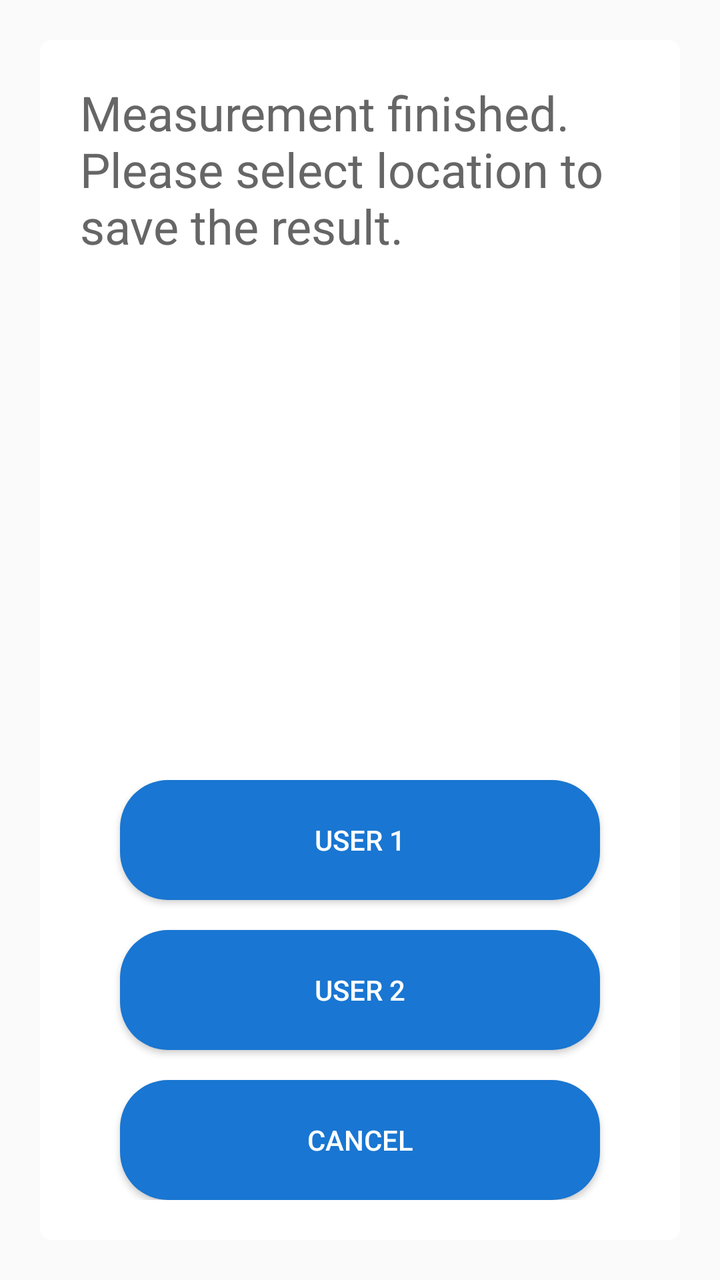
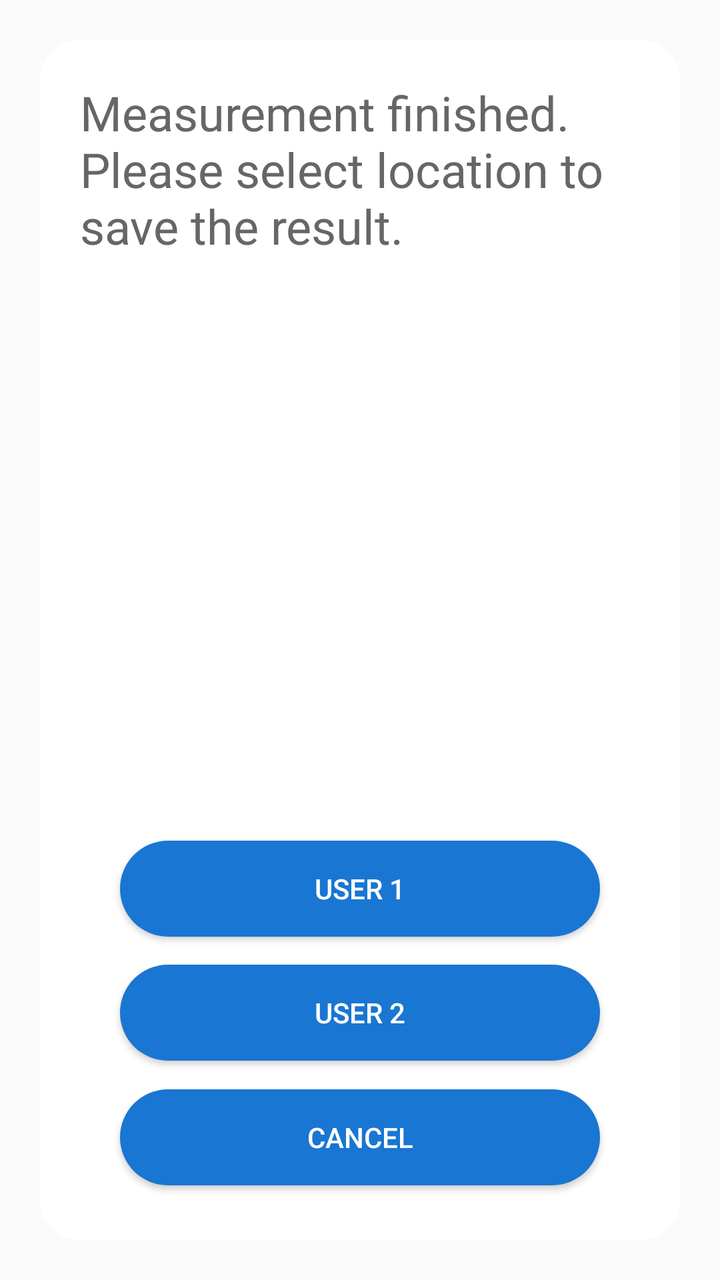

Two renders of the same Android screen: before a commit and after it. Below are the layout's source before the change and the commit's diff.
<!-- AndroidManifest.xml: application theme Theme.RoomEqualizer -->
<!-- res/layout/popup_layout3.xml -->
<?xml version="1.0" encoding="utf-8"?>
<LinearLayout xmlns:android="http://schemas.android.com/apk/res/android"
    xmlns:app="http://schemas.android.com/apk/res-auto"
    android:layout_width="match_parent"
    android:layout_height="match_parent"
    android:gravity="center"
    android:orientation="vertical">

    <LinearLayout
        android:layout_width="match_parent"
        android:layout_height="600dp"
        android:layout_marginLeft="20dp"
        android:layout_marginRight="20dp"
        android:background="@drawable/bg_popup_white"
        android:orientation="vertical"
        android:padding="20dp">

        <LinearLayout
            android:layout_width="match_parent"
            android:layout_height="0dp"
            android:layout_weight="5"
            android:orientation="horizontal">

            <TextView
                android:id="@+id/tvMessage"
                android:layout_width="match_parent"
                android:layout_height="wrap_content"
                android:text="@string/noti_finished_measurement"
                android:textColor="@color/gray"
                android:textSize="24sp" />
        </LinearLayout>

        <LinearLayout
            android:layout_width="match_parent"
            android:layout_height="0dp"
            android:layout_weight="3"
            android:orientation="vertical">

            <android.widget.Button
                android:id="@+id/btnUser1"
                android:layout_width="match_parent"
                android:layout_height="0dp"
                android:layout_marginLeft="20dp"
                android:layout_marginRight="20dp"
                android:layout_marginBottom="10dp"
                android:layout_weight="1"
                android:background="@drawable/bg_button"
                android:text="@string/eq_user1"
                android:textColor="@color/btn_text_color" />

            <android.widget.Button
                android:id="@+id/btnUser2"
                android:layout_width="match_parent"
                android:layout_height="0dp"
                android:layout_marginLeft="20dp"
                android:layout_marginTop="5dp"
                android:layout_marginRight="20dp"
                android:layout_marginBottom="5dp"
                android:layout_weight="1"
                android:background="@drawable/bg_button"
                android:text="@string/eq_user2"
                android:textColor="@color/btn_text_color" />

            <android.widget.Button
                android:id="@+id/btnCancel"
                android:layout_width="match_parent"
                android:layout_height="0dp"
                android:layout_marginLeft="20dp"
                android:layout_marginTop="10dp"
                android:layout_marginRight="20dp"
                android:layout_weight="1"
                android:background="@drawable/bg_button"
                android:text="@string/cancel"
                android:textColor="@color/btn_text_color" />
        </LinearLayout>

    </LinearLayout>

</LinearLayout>
<!-- resources referenced by this layout -->
<resources>
  <color name="btn_text_color">#FFFFFFFF</color>
  <color name="gray">#FF666666</color>
  <!-- drawable bg_button (drawable) -->
  <?xml version="1.0" encoding="utf-8"?>
  <selector xmlns:android="http://schemas.android.com/apk/res/android">
  
      
      <item android:state_pressed="true">
          <shape android:shape="rectangle">
              <solid android:color="#1976D2" /> 
              <corners android:radius="24dp" /> 
          </shape>
      </item>
  
      
      <item>
          <shape android:shape="rectangle">
              <solid android:color="#1976D2" /> 
              <corners android:radius="24dp" /> 
          </shape>
      </item>
  
  </selector>
  <!-- drawable bg_popup_white (drawable) -->
  <?xml version="1.0" encoding="utf-8"?>
  <selector xmlns:android="http://schemas.android.com/apk/res/android">
  
      <item android:state_pressed="true">
          <shape android:shape="rectangle">
              <solid android:color="#FFFFFFFF" /> 
              <corners android:radius="6dp" /> 
          </shape>
      </item>
  
      <item>
          <shape android:shape="rectangle">
              <solid android:color="#FFFFFFFF" /> 
              <corners android:radius="6dp" /> 
          </shape>
      </item>
  
  </selector>
  <string name="cancel">CANCEL</string>
  <string name="eq_user1">User 1</string>
  <string name="eq_user2">User 2</string>
  <string name="noti_finished_measurement">Measurement finished. Please select location to save the result.</string>
  <style name="Theme.RoomEqualizer" parent="Theme.AppCompat.DayNight.NoActionBar">
          
          <item name="colorPrimary">@color/purple_500</item>
          <item name="colorPrimaryDark">@color/purple_700</item>
          <item name="colorAccent">@color/teal_200</item>
      </style>
  <color name="purple_500">#FF6200EE</color>
  <color name="purple_700">#FF3700B3</color>
  <color name="teal_200">#FF03DAC5</color>
</resources>

<!-- the commit's change to res/layout/popup_layout3.xml (unified diff, before → after) -->
@@ -18,7 +18,7 @@
         <LinearLayout
             android:layout_width="match_parent"
             android:layout_height="0dp"
-            android:layout_weight="5"
+            android:layout_weight="6"
             android:orientation="horizontal">
 
             <TextView
@@ -36,42 +36,60 @@
             android:layout_weight="3"
             android:orientation="vertical">
 
-            <android.widget.Button
-                android:id="@+id/btnUser1"
+            <LinearLayout
                 android:layout_width="match_parent"
                 android:layout_height="0dp"
-                android:layout_marginLeft="20dp"
-                android:layout_marginRight="20dp"
-                android:layout_marginBottom="10dp"
                 android:layout_weight="1"
-                android:background="@drawable/bg_button"
-                android:text="@string/eq_user1"
-                android:textColor="@color/btn_text_color" />
+                android:gravity="center"
+                android:orientation="horizontal">
 
-            <android.widget.Button
-                android:id="@+id/btnUser2"
+                <android.widget.Button
+                    android:id="@+id/btnUser1"
+                    android:layout_width="match_parent"
+                    android:layout_height="wrap_content"
+                    android:layout_marginLeft="20dp"
+                    android:layout_marginRight="20dp"
+                    android:background="@drawable/bg_button"
+                    android:text="@string/eq_user1"
+                    android:textColor="@color/btn_text_color" />
+            </LinearLayout>
+
+            <LinearLayout
                 android:layout_width="match_parent"
                 android:layout_height="0dp"
-                android:layout_marginLeft="20dp"
-                android:layout_marginTop="5dp"
-                android:layout_marginRight="20dp"
-                android:layout_marginBottom="5dp"
                 android:layout_weight="1"
-                android:background="@drawable/bg_button"
-                android:text="@string/eq_user2"
-                android:textColor="@color/btn_text_color" />
+                android:gravity="center"
+                android:orientation="horizontal">
 
-            <android.widget.Button
-                android:id="@+id/btnCancel"
+                <android.widget.Button
+                    android:id="@+id/btnUser2"
+                    android:layout_width="match_parent"
+                    android:layout_height="wrap_content"
+                    android:layout_marginLeft="20dp"
+                    android:layout_marginRight="20dp"
+                    android:background="@drawable/bg_button"
+                    android:text="@string/eq_user2"
+                    android:textColor="@color/btn_text_color" />
+            </LinearLayout>
+
+            <LinearLayout
                 android:layout_width="match_parent"
                 android:layout_height="0dp"
-                android:layout_marginLeft="20dp"
-                android:layout_marginTop="10dp"
-                android:layout_marginRight="20dp"
                 android:layout_weight="1"
-                android:background="@drawable/bg_button"
-                android:text="@string/cancel"
-                android:textColor="@color/btn_text_color" />
+                android:gravity="center"
+                android:orientation="horizontal">
+
+                <android.widget.Button
+                    android:id="@+id/btnCancel"
+                    android:layout_width="match_parent"
+                    android:layout_height="wrap_content"
+                    android:layout_marginLeft="20dp"
+                    android:layout_marginRight="20dp"
+                    android:background="@drawable/bg_button"
+                    android:text="@string/cancel"
+                    android:textColor="@color/btn_text_color" />
+            </LinearLayout>
+
         </LinearLayout>
 
     </LinearLayout>
<!-- resource entries referenced after the edit -->
@@ -25,23 +25,11 @@
   </selector>
   <!-- drawable bg_popup_white (drawable) -->
   <?xml version="1.0" encoding="utf-8"?>
-  <selector xmlns:android="http://schemas.android.com/apk/res/android">
-  
-      <item android:state_pressed="true">
-          <shape android:shape="rectangle">
-              <solid android:color="#FFFFFFFF" /> 
-              <corners android:radius="6dp" /> 
-          </shape>
-      </item>
-  
-      <item>
-          <shape android:shape="rectangle">
-              <solid android:color="#FFFFFFFF" /> 
-              <corners android:radius="6dp" /> 
-          </shape>
-      </item>
-  
-  </selector>
+  <shape xmlns:android="http://schemas.android.com/apk/res/android"
+      android:shape="rectangle">
+      <solid android:color="#FFFFFFFF" />
+      <corners android:radius="20dp" />
+  </shape>
   <string name="cancel">CANCEL</string>
   <string name="eq_user1">User 1</string>
   <string name="eq_user2">User 2</string>
